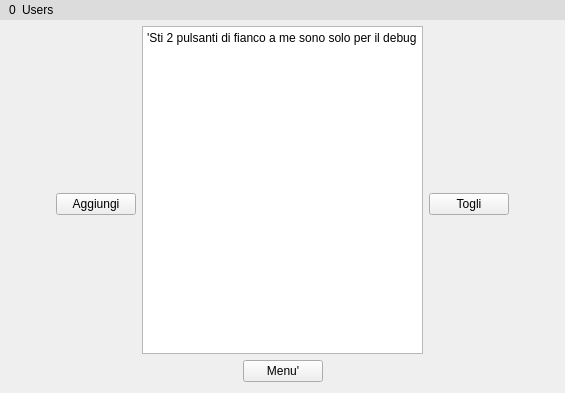
The window that CLIENT/GUI/ui/gui_editor.ui (GiuliCler/GIMPteam) describes before a commit, drawn with Qt 5.
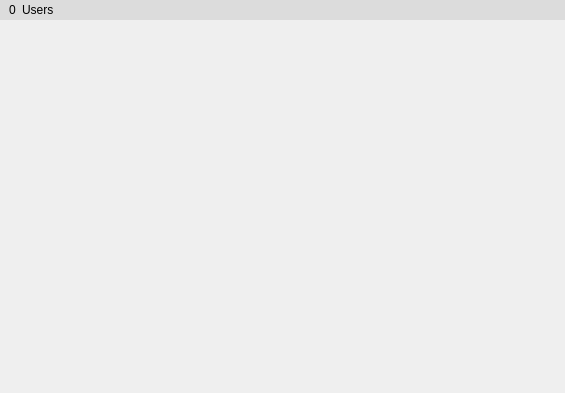
The same window after the commit.

Commit message:
Changed editor layout and new stub methods
Ho sistemato alcune cose nella window dell'editor ed ho messo un po' di metodi stub in più per chiudere il doc, settare i colori agli user, ...

```diff
--- a/CLIENT/GUI/ui/gui_editor.ui
+++ b/CLIENT/GUI/ui/gui_editor.ui
@@ -23,6 +23,9 @@
    <property name="rightMargin">
     <number>0</number>
    </property>
+   <property name="bottomMargin">
+    <number>0</number>
+   </property>
    <item>
     <widget class="QWidget" name="usersMenuWidget" native="true">
      <property name="sizePolicy">
@@ -121,7 +124,7 @@
       <item>
        <widget class="QLabel" name="label">
         <property name="sizePolicy">
-         <sizepolicy hsizetype="Fixed" vsizetype="Fixed">
+         <sizepolicy hsizetype="Fixed" vsizetype="Preferred">
           <horstretch>0</horstretch>
           <verstretch>0</verstretch>
          </sizepolicy>
@@ -172,7 +175,7 @@
     </widget>
    </item>
    <item>
-    <layout class="QHBoxLayout" name="horizontalLayout" stretch="1,0,5,0,1">
+    <layout class="QHBoxLayout" name="horizontalLayout" stretch="1,5,1">
      <item>
       <spacer name="horizontalSpacer">
        <property name="orientation">
@@ -187,61 +190,30 @@
       </spacer>
      </item>
      <item>
-      <widget class="QPushButton" name="pushButton">
-       <property name="text">
-        <string>Aggiungi</string>
+      <widget class="QWidget" name="textWidget" native="true">
+       <property name="sizePolicy">
+        <sizepolicy hsizetype="Expanding" vsizetype="Expanding">
+         <horstretch>0</horstretch>
+         <verstretch>0</verstretch>
+        </sizepolicy>
        </property>
-      </widget>
-     </item>
-     <item>
-      <layout class="QGridLayout" name="gridLayout">
-       <item row="0" column="0" colspan="3">
-        <widget class="QPlainTextEdit" name="plainTextEdit">
-         <property name="plainText">
-          <string>'Sti 2 pulsanti di fianco a me sono solo per il debug</string>
-         </property>
-        </widget>
-       </item>
-       <item row="1" column="0">
-        <spacer name="horizontalSpacer_3">
-         <property name="orientation">
-          <enum>Qt::Horizontal</enum>
-         </property>
-         <property name="sizeHint" stdset="0">
-          <size>
-           <width>40</width>
-           <height>20</height>
-          </size>
-         </property>
-        </spacer>
-       </item>
-       <item row="1" column="1">
-        <widget class="QPushButton" name="menuPushButton">
-         <property name="text">
-          <string>Menu'</string>
-         </property>
-        </widget>
-       </item>
-       <item row="1" column="2">
-        <spacer name="horizontalSpacer_4">
-         <property name="orientation">
-          <enum>Qt::Horizontal</enum>
-         </property>
-         <property name="sizeHint" stdset="0">
-          <size>
-           <width>40</width>
-           <height>20</height>
-          </size>
-         </property>
-        </spacer>
-       </item>
-      </layout>
-     </item>
-     <item>
-      <widget class="QPushButton" name="pushButton_2">
-       <property name="text">
-        <string>Togli</string>
+       <property name="autoFillBackground">
+        <bool>false</bool>
        </property>
+       <layout class="QGridLayout" name="gridLayout_2">
+        <property name="leftMargin">
+         <number>0</number>
+        </property>
+        <property name="topMargin">
+         <number>0</number>
+        </property>
+        <property name="rightMargin">
+         <number>0</number>
+        </property>
+        <property name="bottomMargin">
+         <number>0</number>
+        </property>
+       </layout>
       </widget>
      </item>
      <item>
```
The commit also changes 15 other files.
